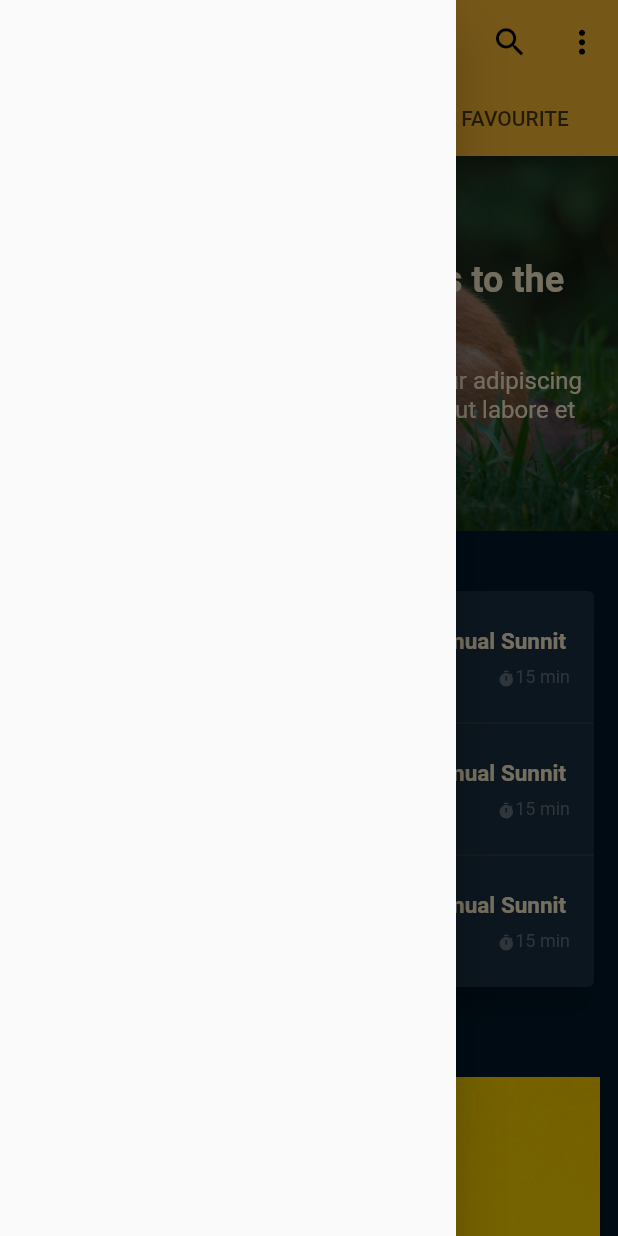
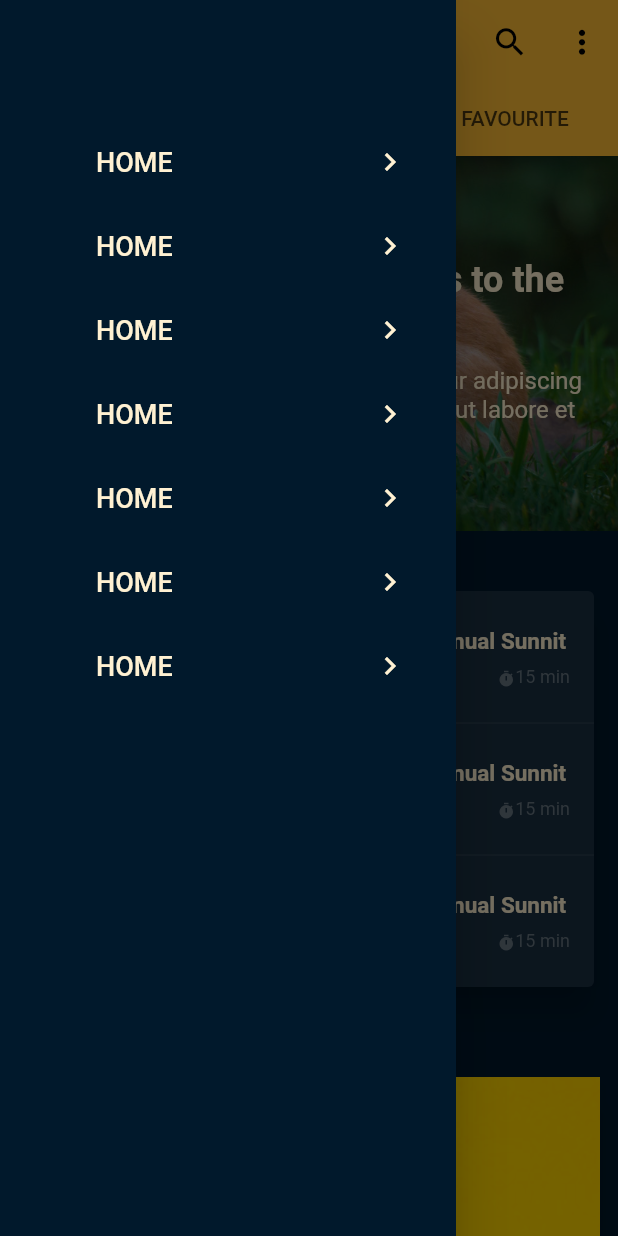
Before and after one commit to fadi7/new_app, a Flutter app: the HomeScreen screen opened by its route, with the side drawer open, on a phone screen of 412 x 824 dp. Run offline on Flutter 3.47's test engine with Material 2 defaults, Android fonts, the phone set to English and light mode, and no system bars; our stand-ins replace page_indicator, shared_preferences; accounts and stored records are empty.

Commit message:
build drawer

```diff
--- a/lib/shared_ui/main_drawer.dart
+++ b/lib/shared_ui/main_drawer.dart
@@ -4,6 +4,27 @@ class MainDrawer extends StatelessWidget {
   @override
   Widget build(BuildContext context) {
     // TODO: make the drawer
-    return Drawer();
+    return Drawer(
+      child: Container(
+        padding: EdgeInsets.only(right: 16.0, left: 48.0, top: 80.0),
+        color: Color(0xff01192C),
+        child: ListView.builder(
+          itemBuilder: (context, index) {
+            return ListTile(
+              title: Text(
+                'HOME',
+                style: TextStyle(color: Color(0xfffff1d2), fontSize: 18.0),
+              ),
+              trailing: Icon(
+                Icons.chevron_right,
+                color: Color(0xfffff1d2),
+              ),
+              onTap: () {},
+            );
+          },
+          itemCount: 7,
+        ),
+      ),
+    );
   }
 }
--- a/lib/utitities/app_theme.dart
+++ b/lib/utitities/app_theme.dart
@@ -4,5 +4,6 @@ class AppTheme {
   static ThemeData appTheme = ThemeData(
     scaffoldBackgroundColor: Color(0xff01192C),
     primaryColor: Color(0xffFFBD34),
+    canvasColor: Color(0xff01192C),
   );
 }
```
